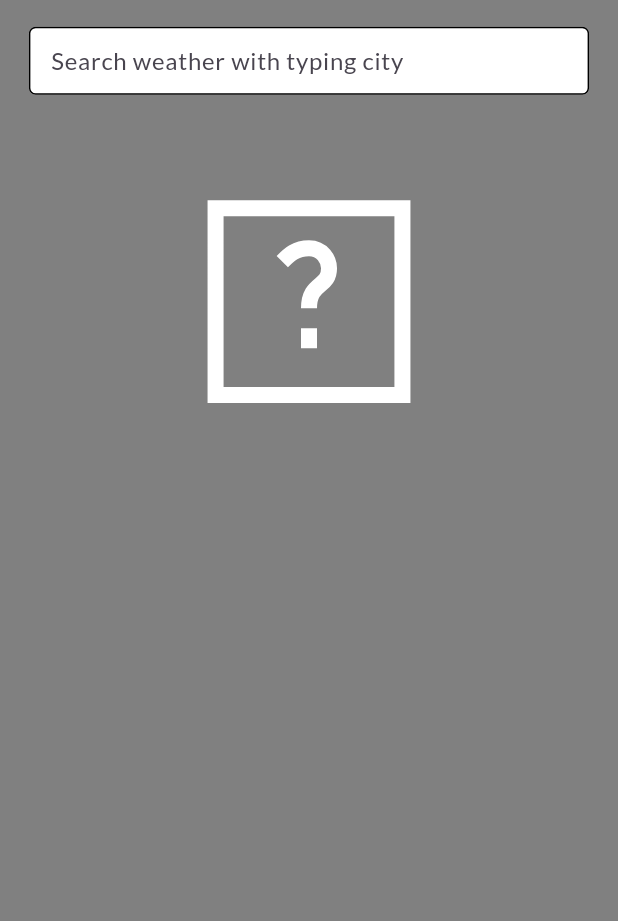
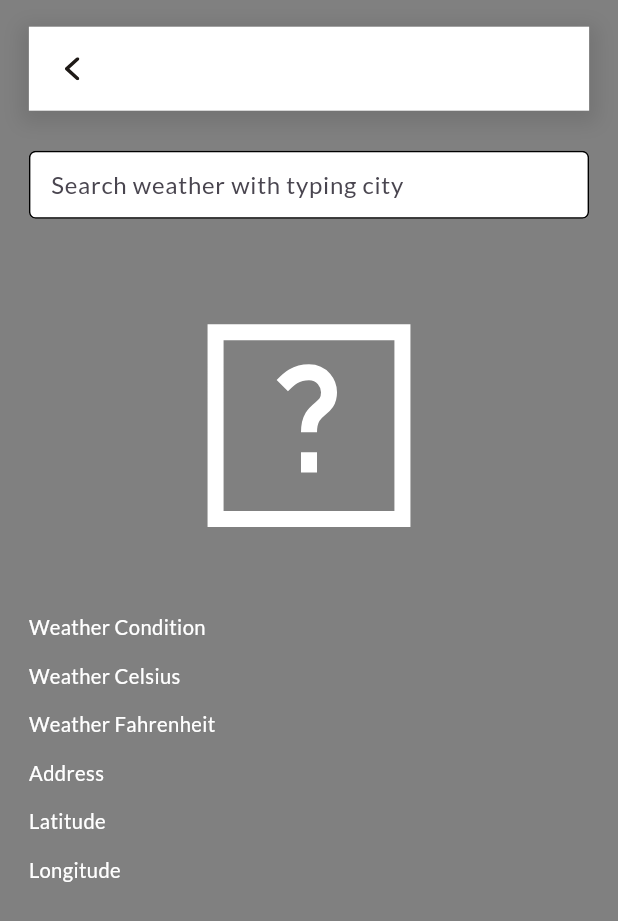
Before and after one commit to dethariyanikunj/weather, a Flutter app: the screen it shows after launch, on a phone screen of 412 x 824 dp. Shown: the top 921 px of the screen. Run offline on Flutter 3.47's test engine with Material 3 defaults, Android fonts, the phone set to English and light mode, and no system bars; drawn by our look-alikes of toastification; our stand-ins replace cached_network_image, connectivity_plus, device_info_plus, dio, flutter_dotenv, flutter_screenutil and 8 more.

Commit message:
weather information updated by showing weather condition and other details

```diff
--- a/lib/data/envs/weather_type.dart
+++ b/lib/data/envs/weather_type.dart
@@ -3,14 +3,16 @@ enum WeatherType {
   cloudy,
   rainy,
   snowy,
+  clearNight,
   unknown;
 
-  static WeatherType fromCode(int code) {
+  static WeatherType fromCode(int code, bool isNight) {
     if (code == 1000) {
-      return WeatherType.sunny;
+      return isNight ? WeatherType.clearNight : WeatherType.sunny;
     } else if (code >= 1003 && code <= 1147) {
       return WeatherType.cloudy;
-    } else if ((code >= 1063 && code <= 1276) && !(code >= 1066 && code <= 1282)) {
+    } else if ((code >= 1063 && code <= 1276) &&
+        !(code >= 1066 && code <= 1282)) {
       return WeatherType.rainy;
     } else if (code >= 1066 && code <= 1282) {
       return WeatherType.snowy;
@@ -19,7 +21,6 @@ enum WeatherType {
     }
   }
 }
-
 
 /*
 https://www.weatherapi.com/docs/weather_conditions.json
@@ -314,7 +315,6 @@ https://www.weatherapi.com/docs/weather_conditions.json
 }
 ]*/
 
-
 /*Sunny (Clear, Mostly Clear)
 •	Codes: 1000
 •	Descriptions: Sunny (day), Clear (night)
--- a/lib/localizations/english.dart
+++ b/lib/localizations/english.dart
@@ -10,7 +10,13 @@ class English {
       LanguageKey.noInternetConnection:
           'It seems you are not connected to the internet.',
       LanguageKey.oopsSomethingWentWrong: 'Oops! Something went wrong.',
-      LanguageKey.searchByCity: 'Search weather with typing city'
+      LanguageKey.searchByCity: 'Search weather with typing city',
+      LanguageKey.latitude: 'Latitude',
+      LanguageKey.longitude: 'Longitude',
+      LanguageKey.address: 'Address',
+      LanguageKey.weatherCondition: 'Weather Condition',
+      LanguageKey.weatherInCelsius: 'Weather Celsius',
+      LanguageKey.weatherInFahrenheit: 'Weather Fahrenheit',
     };
   }
 }
--- a/lib/localizations/language_keys.dart
+++ b/lib/localizations/language_keys.dart
@@ -6,4 +6,10 @@ class LanguageKey {
   static const String noInternetConnection = 'no_internet_connection';
   static const String oopsSomethingWentWrong = 'oops_something_went_wrong';
   static const String searchByCity = 'search_by_city';
+  static const String latitude = 'latitude';
+  static const String longitude = 'longitude';
+  static const String address = 'address';
+  static const String weatherCondition = 'weather_condition';
+  static const String weatherInCelsius = 'weather_celsius';
+  static const String weatherInFahrenheit = 'weather_fahrenheit';
 }
--- a/lib/utils/app_assets.dart
+++ b/lib/utils/app_assets.dart
@@ -8,4 +8,5 @@ class AppAssets {
   static const String icCloudy = '${basePath}ic_cloudy.svg';
   static const String icSnowy = '${basePath}ic_snowy.svg';
   static const String icUnknown = '${basePath}ic_unknown.svg';
+  static const String icClearNight = '${basePath}ic_clear_night.svg';
 }
--- a/lib/utils/app_text_styles.dart
+++ b/lib/utils/app_text_styles.dart
@@ -25,6 +25,18 @@ class AppTextStyle {
         ),
       );
 
+  static TextStyle get textSize14Regular => _getTextStyle(
+    fontSize: AppDimens.dimens14.sp,
+    color: AppColors.colorWhite,
+    fontWeight: FontWeight.w400,
+  );
+
+  static TextStyle get textSize14SemiBold => _getTextStyle(
+    fontSize: AppDimens.dimens14.sp,
+    color: AppColors.colorWhite,
+    fontWeight: FontWeight.w600,
+  );
+
   static TextStyle get textSize16Bold => _getTextStyle(
         fontSize: AppDimens.dimens16.sp,
         color: AppColors.colorWhite,
--- a/lib/views/home/home_controller.dart
+++ b/lib/views/home/home_controller.dart
@@ -80,6 +80,27 @@ class HomeController extends GetxController {
     AppProgressDialog.hide();
   }
 
+  Future fetchCurrentWeatherThroughCity(String city) async {
+    AppProgressDialog.show();
+    final response =
+        await ApiServiceConfig.apiService.getRequest<WeatherApiResponse>(
+      ApiEndpoints.currentWeather,
+      queryParams: {
+        'key': dotenv.get('WEATHER_API_KEY'),
+        'q': city.trim(),
+      },
+      fromJson: (data) => WeatherApiResponse.fromJson(data),
+    );
+    if (response.isSuccess) {
+      _bindWeatherInformation(response.data);
+    } else {
+      AppToastView.showErrorToast(
+        message: response.error?.message,
+      );
+    }
+    AppProgressDialog.hide();
+  }
+
   void _bindWeatherInformation(WeatherApiResponse? weatherData) {
     if (weatherData != null) {
       final StringBuffer locationStringBuffer = StringBuffer();
@@ -109,6 +130,7 @@ class HomeController extends GetxController {
         address: locationStringBuffer.toString().trim(),
         weatherType: getWeatherType(
           weatherData.current?.condition?.code,
+          weatherData.current?.isDay != 1,
         ),
         inCelsius: weatherData.current?.tempC,
         inFahrenheit: weatherData.current?.tempF,
@@ -117,16 +139,18 @@ class HomeController extends GetxController {
     }
   }
 
-  WeatherType getWeatherType(int? conditionCode) {
+  WeatherType getWeatherType(int? conditionCode, bool isNight) {
     if (conditionCode != null) {
-      return WeatherType.fromCode(conditionCode);
+      return WeatherType.fromCode(conditionCode, isNight);
     }
     return WeatherType.unknown;
   }
 
   Color getBgColorsFromWeatherType() {
     final weatherType = weatherInfo.value?.weatherType;
-    if (weatherType == WeatherType.sunny) {
+    if (weatherType == WeatherType.clearNight) {
+      return AppColors.colorBlack;
+    } else if (weatherType == WeatherType.sunny) {
       return AppColors.colorSunny;
     } else if (weatherType == WeatherType.rainy) {
       return AppColors.colorRainy;
@@ -140,7 +164,9 @@ class HomeController extends GetxController {
 
   String getAssetPathFromWeatherType() {
     final weatherType = weatherInfo.value?.weatherType;
-    if (weatherType == WeatherType.sunny) {
+    if (weatherType == WeatherType.clearNight) {
+      return AppAssets.icClearNight;
+    } else if (weatherType == WeatherType.sunny) {
       return AppAssets.icSunny;
     } else if (weatherType == WeatherType.rainy) {
       return AppAssets.icRainy;
--- a/lib/views/home/home_page.dart
+++ b/lib/views/home/home_page.dart
@@ -26,12 +26,30 @@ class HomePage extends GetView<HomeController> {
               right: AppDimens.dimensScreenHorizontalMargin.w,
               top: AppDimens.dimens20.h,
             ),
+            child: SingleChildScrollView(
               child: Column(
+                mainAxisSize: MainAxisSize.min,
                 children: [
+                  _appBarWidget(),
+                  _verticalSpacing30(),
                   _searchByCityWidget(),
                   _verticalSpacing30(),
                   _weatherIconWidget(),
+                  _verticalSpacing15(),
+                  _weatherConditionWidget(),
+                  _verticalSpacing15(),
+                  _weatherInCelsiusWidget(),
+                  _verticalSpacing15(),
+                  _weatherInFahrenheitWidget(),
+                  _verticalSpacing15(),
+                  _weatherAddressWidget(),
+                  _verticalSpacing15(),
+                  _weatherLatitudeWidget(),
+                  _verticalSpacing15(),
+                  _weatherLongitudeWidget(),
+                  _verticalSpacing15(),
                 ],
+              ),
             ),
           ),
         ),
@@ -39,9 +57,21 @@ class HomePage extends GetView<HomeController> {
     });
   }
 
+  Widget _verticalSpacing15() {
+    return SizedBox(
+      height: AppDimens.dimens15.h,
+    );
+  }
+
   Widget _verticalSpacing30() {
     return SizedBox(
       height: AppDimens.dimens30.h,
+    );
+  }
+
+  Widget _appBarWidget() {
+    return AppScreenTitleBar(
+      title: LanguageKey.appName.tr,
     );
   }
 
@@ -52,7 +82,9 @@ class HomePage extends GetView<HomeController> {
       textInputAction: TextInputAction.search,
       textInputType: TextInputType.text,
       hintText: LanguageKey.searchByCity.tr,
-      onFieldSubmitted: (value) {},
+      onFieldSubmitted: (value) {
+        controller.fetchCurrentWeatherThroughCity(value);
+      },
     );
   }
 
@@ -66,4 +98,82 @@ class HomePage extends GetView<HomeController> {
       );
     });
   }
+
+  Widget _weatherConditionWidget() {
+    return Obx(() {
+      return _titleValueWidget(
+        LanguageKey.weatherCondition.tr,
+        controller.weatherInfo.value?.weatherCondition,
+      );
+    });
   }
+
+  Widget _weatherInCelsiusWidget() {
+    return Obx(() {
+      return _titleValueWidget(
+        LanguageKey.weatherInCelsius.tr,
+        controller.weatherInfo.value?.inCelsius?.toString(),
+      );
+    });
+  }
+
+  Widget _weatherInFahrenheitWidget() {
+    return Obx(() {
+      return _titleValueWidget(
+        LanguageKey.weatherInFahrenheit.tr,
+        controller.weatherInfo.value?.inFahrenheit?.toString(),
+      );
+    });
+  }
+
+  Widget _weatherAddressWidget() {
+    return Obx(() {
+      return _titleValueWidget(
+        LanguageKey.address.tr,
+        controller.weatherInfo.value?.address,
+      );
+    });
+  }
+
+  Widget _weatherLatitudeWidget() {
+    return Obx(() {
+      return _titleValueWidget(
+        LanguageKey.latitude.tr,
+        controller.weatherInfo.value?.latitude?.toString(),
+      );
+    });
+  }
+
+  Widget _weatherLongitudeWidget() {
+    return Obx(() {
+      return _titleValueWidget(
+        LanguageKey.longitude.tr,
+        controller.weatherInfo.value?.longitude?.toString(),
+      );
+    });
+  }
+
+  Widget _titleValueWidget(String title, String? value) {
+    return Row(
+      mainAxisAlignment: MainAxisAlignment.spaceBetween,
+      children: [
+        Text(
+          title,
+          style: AppTextStyle.textSize14Regular.copyWith(
+            color: AppColors.colorWhite,
+          ),
+        ),
+        Expanded(
+          child: Text(
+            value ?? '',
+            maxLines: 1,
+            overflow: TextOverflow.ellipsis,
+            style: AppTextStyle.textSize14SemiBold.copyWith(
+              color: AppColors.colorWhite,
+            ),
+          ),
+        ),
+      ],
+    );
+  }
+}
```
Also changed, not shown: assets/images/ic_clear_night.svg (added), assets/images/ic_rainy.svg, assets/images/ic_snowy.svg, assets/images/ic_sunny.svg, assets/images/ic_unknown.svg, 2 other files. Lines whose indentation alone changed are shown as unchanged.
